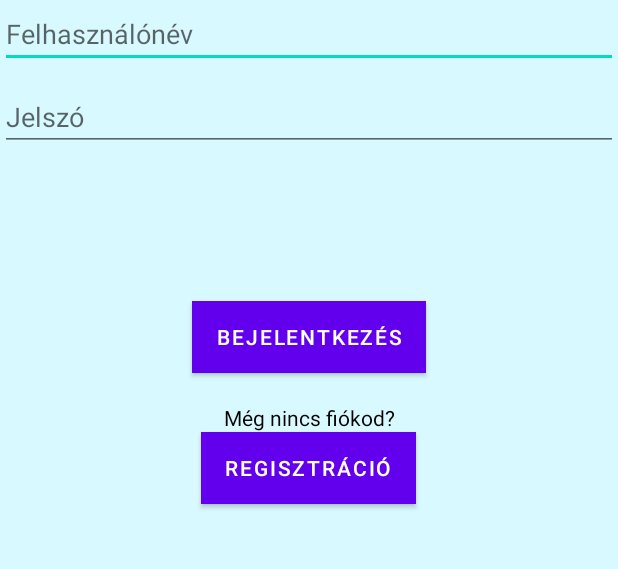
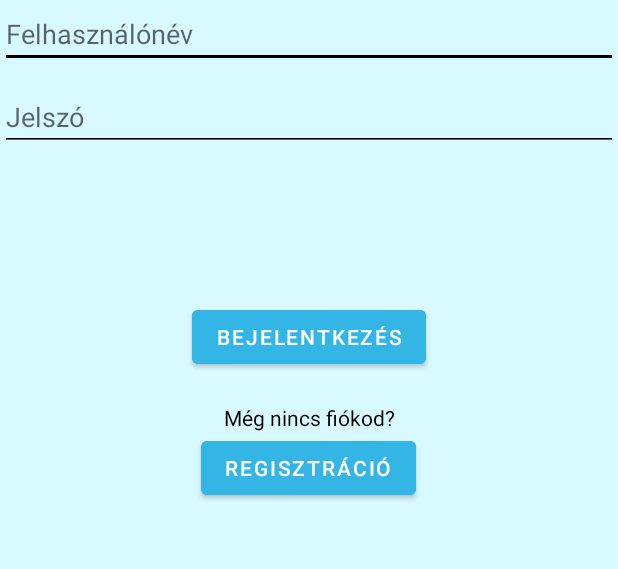
Before and after one commit to vargaszabi/VizsgaRemek_Android, an Android app: the screen it shows after launch (LoginActivity), on a phone screen of 412 x 824 dp, the part 534-1103 px from its top. Run offline under Robolectric (Android 15) with nearby library versions, the phone set to English and light mode, and no system bars.

Commit message:
csinosítás

```diff
--- a/app/src/main/res/layout/activity_login.xml
+++ b/app/src/main/res/layout/activity_login.xml
@@ -25,6 +25,7 @@
         android:layout_alignParentStart = "true"
         android:layout_alignParentRight = "true"
         android:layout_alignParentEnd = "true"
+        android:backgroundTint="@android:color/black"
         android:id="@+id/felhszanaloNev"/>
     <EditText
         android:layout_width="wrap_content"
@@ -38,6 +39,7 @@
         android:layout_alignParentStart = "true"
         android:layout_alignParentRight = "true"
         android:layout_alignParentEnd = "true"
+        android:backgroundTint="@android:color/black"
         android:layout_below="@+id/felhszanaloNev"
         android:id="@+id/jelszo"/>
     <Button
@@ -46,7 +48,7 @@
         android:layout_below="@+id/jelszo"
         android:layout_centerHorizontal="true"
         android:layout_marginTop="100dp"
-        android:background="@color/black"
+        android:backgroundTint="@android:color/holo_blue_light"
         android:id="@+id/bejelentkezes"
         android:text="Bejelentkezés"/>
 
@@ -64,13 +66,14 @@
         android:layout_below="@id/bejelentkezes"
         android:id="@+id/szoveg1"
         android:text="Még nincs fiókod?"/>
+
     <Button
+        android:id="@+id/regisztracio"
         android:layout_width="wrap_content"
         android:layout_height="wrap_content"
         android:layout_below="@+id/szoveg1"
         android:layout_centerHorizontal="true"
-        android:background="@color/black"
-        android:id="@+id/regisztracio"
-        android:text="Regisztráció"/>
+        android:backgroundTint="@android:color/holo_blue_light"
+        android:text="Regisztráció" />
 
 </RelativeLayout>
--- a/app/src/main/res/layout/activity_registration.xml
+++ b/app/src/main/res/layout/activity_registration.xml
@@ -24,6 +24,7 @@
         android:layout_alignParentStart = "true"
         android:layout_alignParentRight = "true"
         android:layout_alignParentEnd = "true"
+        android:backgroundTint="@android:color/black"
         android:id="@+id/felhszanaloNev"/>
     <EditText
         android:layout_width="wrap_content"
@@ -36,6 +37,7 @@
         android:layout_alignParentStart = "true"
         android:layout_alignParentRight = "true"
         android:layout_alignParentEnd = "true"
+        android:backgroundTint="@android:color/black"
         android:layout_below="@+id/felhszanaloNev"
         android:id="@+id/email"/>
 
@@ -51,6 +53,7 @@
         android:layout_alignParentStart = "true"
         android:layout_alignParentRight = "true"
         android:layout_alignParentEnd = "true"
+        android:backgroundTint="@android:color/black"
         android:layout_below="@+id/email"
         android:id="@+id/jelszo"/>
     <EditText
@@ -65,6 +68,7 @@
         android:layout_alignParentStart = "true"
         android:layout_alignParentRight = "true"
         android:layout_alignParentEnd = "true"
+        android:backgroundTint="@android:color/black"
         android:layout_below="@+id/jelszo"
         android:id="@+id/jelszoUjra"/>
 
@@ -74,7 +78,7 @@
         android:layout_below="@+id/jelszoUjra"
         android:layout_centerHorizontal="true"
         android:layout_marginTop="100dp"
-        android:background="@color/black"
+        android:backgroundTint="@android:color/holo_blue_light"
         android:id="@+id/regisztralas"
         android:text="Regisztrálás"/>
 
```
